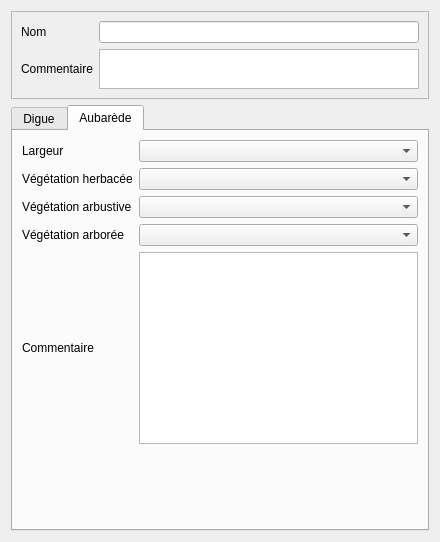
First picture: the form in Lamia/iface/qgiswidget/tools/toolprepro/base3_levee/lamiabase_levee_edge_tooldesktop_ui.ui, repository Artelia/Lamia, before the edit.
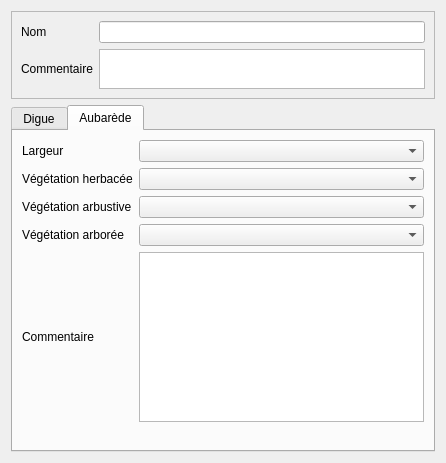
Second picture: the form after the edit. The open tabs and pages were chosen to show the change.

The edit to the form file:
```diff
--- a/Lamia/iface/qgiswidget/tools/toolprepro/base3_levee/lamiabase_levee_edge_tooldesktop_ui.ui
+++ b/Lamia/iface/qgiswidget/tools/toolprepro/base3_levee/lamiabase_levee_edge_tooldesktop_ui.ui
@@ -6,8 +6,8 @@
    <rect>
     <x>0</x>
     <y>0</y>
-    <width>440</width>
-    <height>542</height>
+    <width>446</width>
+    <height>463</height>
    </rect>
   </property>
   <property name="windowTitle">
```
Left out of the diff: 6 changed lines with no effect on the pictures.
